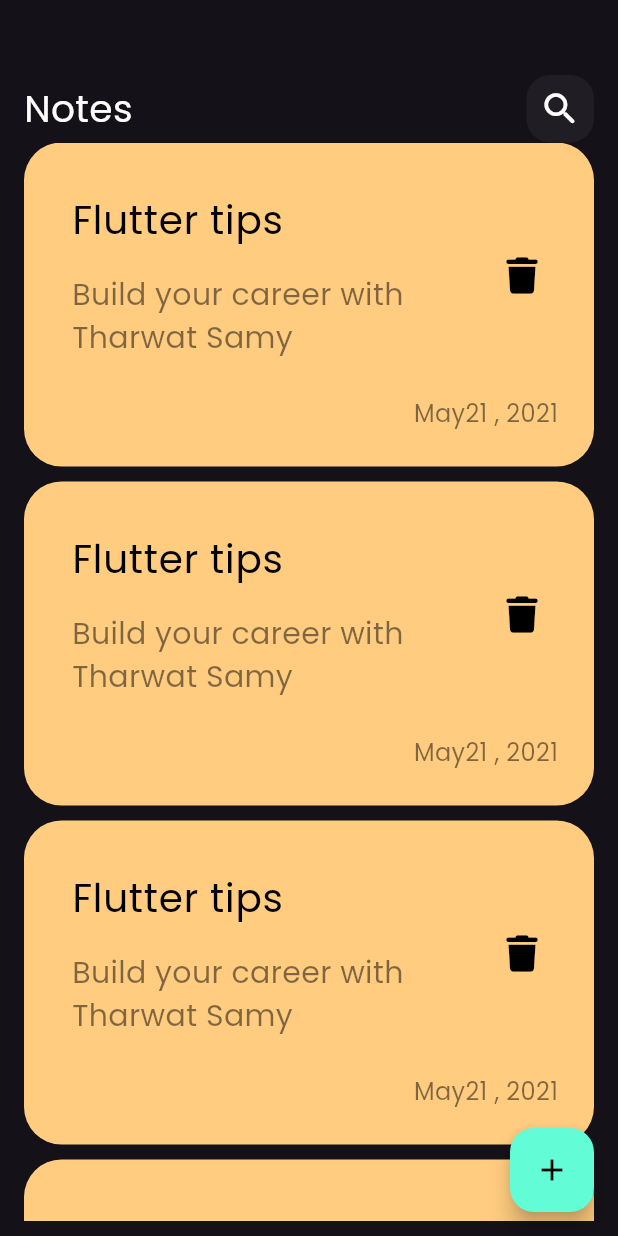
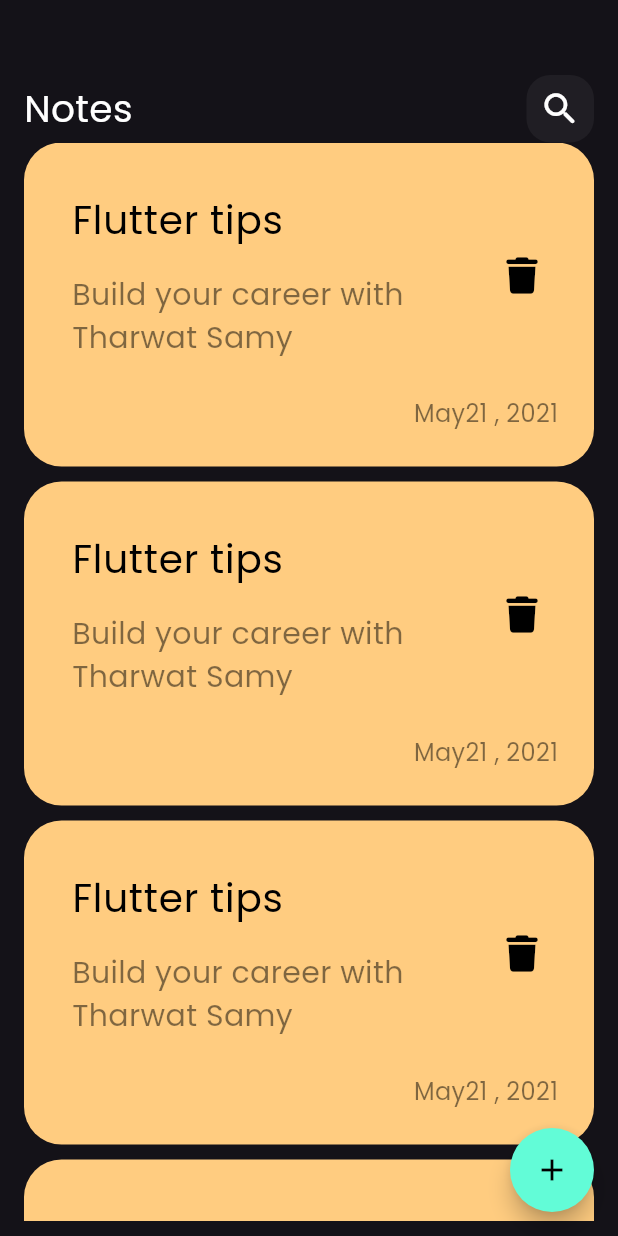
Before and after one commit to aya446/notes_app, a Flutter app: the screen it shows after launch, on a phone screen of 412 x 824 dp. Run offline on Flutter 3.47's test engine with Material 3 defaults, Android fonts, the phone set to English and light mode, and no system bars; our stand-ins replace font_awesome_flutter.

Commit message:
edit note view ui done

```diff
--- a/lib/views/notes_view.dart
+++ b/lib/views/notes_view.dart
@@ -11,12 +11,21 @@ class NotesView extends StatelessWidget {
     return Scaffold(
       floatingActionButton: FloatingActionButton(
         onPressed: () {
-          showModalBottomSheet(context: context, builder: (context) {
-            return const AddNoteBottomSheet();
-          },);
+          showModalBottomSheet(
+            context: context,
+            builder: (context) {
+              return const AddNoteBottomSheet();
+            },
+          );
         },
         backgroundColor: kPrimaryColor,
-        child: const Icon(Icons.add, color:  Colors.black,),
+        shape: RoundedRectangleBorder(
+          borderRadius: BorderRadius.circular(30),
+        ),
+        child: const Icon(
+          Icons.add,
+          color: Colors.black,
+        ),
       ),
       body: const NotesViewBody(),
     );
--- a/lib/widgets/edit_view_body.dart
+++ b/lib/widgets/edit_view_body.dart
@@ -1,4 +1,5 @@
 import 'package:flutter/material.dart';
+import 'package:notes_app/widgets/costum_text_field.dart';
 import 'package:notes_app/widgets/custom_app_bar.dart';
 
 class EditViewBOdy extends StatelessWidget {
@@ -12,6 +13,10 @@ class EditViewBOdy extends StatelessWidget {
         children: [
           SizedBox(height: 50,),
           CustomAppBar(title: 'Edit' , icon: Icons.check),
+          SizedBox(height: 50,),
+          CostumTextField(hint: 'Title'),
+          SizedBox(height: 16,),
+          CostumTextField(hint: "Content", maxLinse: 5,)
         ],
       ),
     );
```
